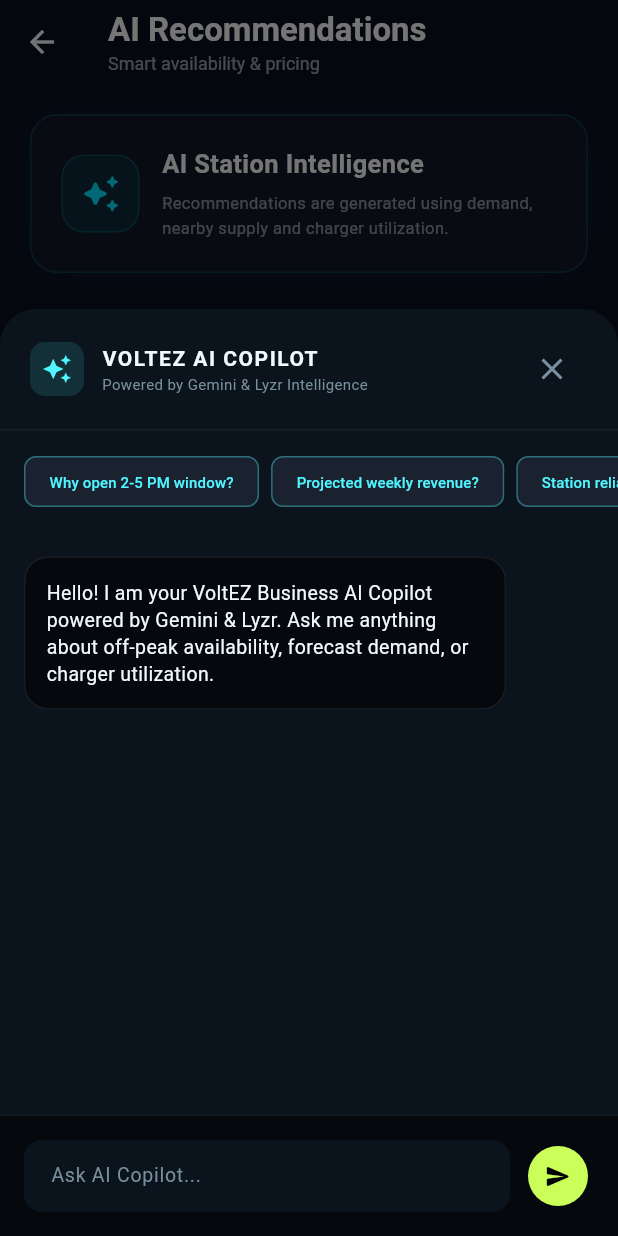
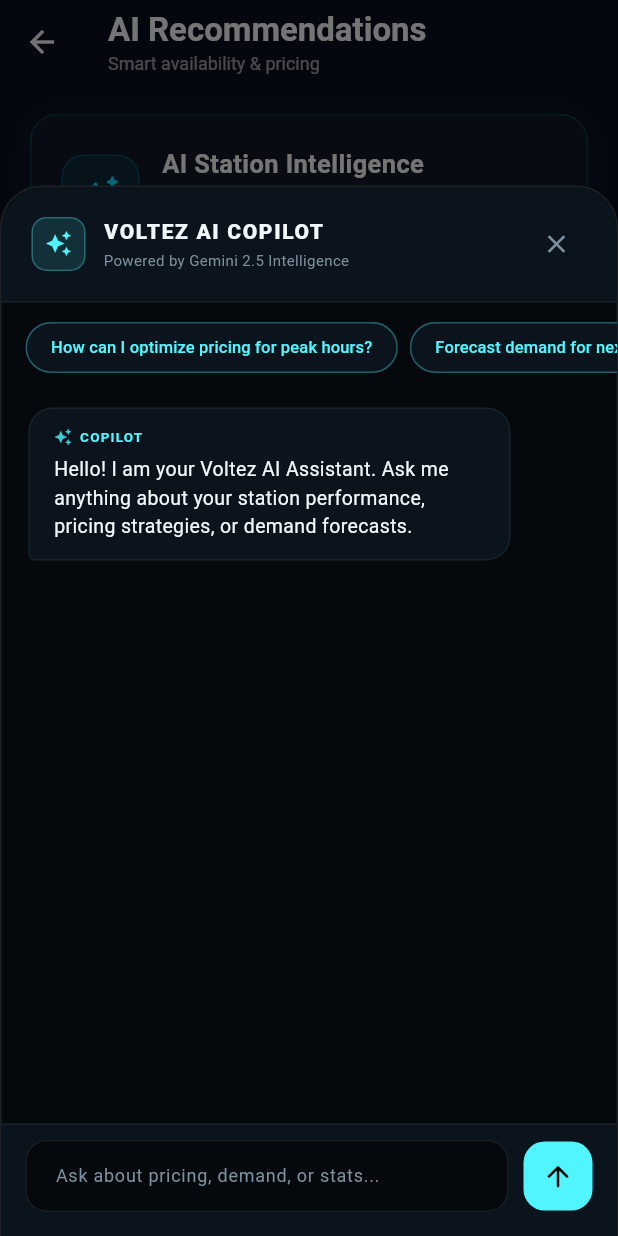
Before and after one commit to nahArnav/VoltEZ, a Flutter app: the AiRecommendationsScreen screen opened directly, after a tap on "ASK AI COPILOT", on a phone screen of 412 x 824 dp. Run offline on Flutter 3.47's test engine with Material 3 defaults, Android fonts, the phone set to English and light mode, and no system bars; our stand-ins replace dio, flutter_riverpod, flutter_secure_storage; accounts and stored records are empty; statements that could not run were skipped.

Commit message:
Ai drawer live wiring

```diff
--- /dev/null
+++ b/lib/services/copilot_service.dart
@@ -0,0 +1,63 @@
+import 'dart:convert';
+import 'package:http/http.dart' as http;
+
+class CopilotMessage {
+  final String text;
+  final bool isAi;
+  final DateTime timestamp;
+
+  CopilotMessage({
+    required this.text,
+    required this.isAi,
+    required this.timestamp,
+  });
+
+  factory CopilotMessage.ai(String text) => CopilotMessage(
+        text: text,
+        isAi: true,
+        timestamp: DateTime.now(),
+      );
+
+  factory CopilotMessage.user(String text) => CopilotMessage(
+        text: text,
+        isAi: false,
+        timestamp: DateTime.now(),
+      );
+}
+
+class CopilotService {
+  static const String baseUrl = 'https://api.yourdomain.com/v1';
+
+  Map<String, String> get _headers => {
+        'Content-Type': 'application/json',
+        'Accept': 'application/json',
+        // 'Authorization': 'Bearer <YOUR_JWT_TOKEN>',
+      };
+
+  Future<String> queryCopilot({
+    required String prompt,
+    List<Map<String, String>>? conversationHistory,
+  }) async {
+    final uri = Uri.parse('$baseUrl/businesses/me/copilot-query');
+
+    final payload = {
+      'query': prompt,
+      if (conversationHistory != null && conversationHistory.isNotEmpty)
+        'history': conversationHistory,
+    };
+
+    final response = await http.post(
+      uri,
+      headers: _headers,
+      body: json.encode(payload),
+    );
+
+    if (response.statusCode == 200 || response.statusCode == 201) {
+      final data = json.decode(response.body);
+      // Handles either { "response": "..." } or { "reply": "..." } or { "message": "..." }
+      return data['response'] ?? data['reply'] ?? data['message'] ?? 'No response received from AI.';
+    } else {
+      throw Exception('Server error: (${response.statusCode}) - ${response.reasonPhrase}');
+    }
+  }
+}
--- a/lib/widgets/ai_copilot_drawer.dart
+++ b/lib/widgets/ai_copilot_drawer.dart
@@ -1,11 +1,13 @@
 import 'package:flutter/material.dart';
+import '../services/copilot_service.dart';
 
-const _bg = Color(0xFF05090E);
-const _panel = Color(0xFF0B141C);
-const _cyan = Color(0xFF50F5FF);
-const _lime = Color(0xFFC9FF58);
-const _text = Color(0xFFF1F8FF);
-const _muted = Color(0xFF7990A1);
+const Color _bg = Color(0xFF05090E);
+const Color _panel = Color(0xFF0B141C);
+const Color _cyan = Color(0xFF50F5FF);
+const Color _lime = Color(0xFFC9FF58);
+const Color _violet = Color(0xFF9678FF);
+const Color _text = Color(0xFFF1F7FA);
+const Color _muted = Color(0xFF7D909D);
 
 class AiCopilotSheet extends StatefulWidget {
   const AiCopilotSheet({super.key});
@@ -24,69 +26,133 @@
 }
 
 class _AiCopilotSheetState extends State<AiCopilotSheet> {
-  final _controller = TextEditingController();
-  final List<Map<String, String>> _messages = [
-    {
-      "sender": "ai",
-      "text": "Hello! I am your VoltEZ Business AI Copilot powered by Gemini & Lyzr. Ask me anything about off-peak availability, forecast demand, or charger utilization."
-    }
+  final TextEditingController _controller = TextEditingController();
+  final ScrollController _scrollController = ScrollController();
+  final CopilotService _service = CopilotService();
+
+  final List<CopilotMessage> _messages = [
+    CopilotMessage.ai(
+      "Hello! I am your Voltez AI Assistant. Ask me anything about your station performance, pricing strategies, or demand forecasts.",
+    ),
   ];
 
-  void _sendQuery(String query) {
-    if (query.trim().isEmpty) return;
-    setState(() {
-      _messages.add({"sender": "user", "text": query});
-      _controller.clear();
+  bool _isLoading = false;
+
+  final List<String> _suggestedPrompts = [
+    "How can I optimize pricing for peak hours?",
+    "Forecast demand for next weekend",
+    "Compare my utilization with nearby stations",
+  ];
+
+  void _scrollToBottom() {
+    WidgetsBinding.instance.addPostFrameCallback((_) {
+      if (_scrollController.hasClients) {
+        _scrollController.animateTo(
+          _scrollController.position.maxScrollExtent,
+          duration: const Duration(milliseconds: 300),
+          curve: Curves.easeOut,
+        );
+      }
     });
-
-    // Grounded deterministic AI responses based on VoltEZ playbook rules
-    Future.delayed(const Duration(milliseconds: 600), () {
-      if (!mounted) return;
-      String response = "Based on local Pune EV traffic data, charger demand peaks between 5 PM - 8 PM. Opening an off-peak slot (2 PM - 5 PM) at ₹20/kWh is predicted to increase your station utilization by 24%.";
-
-      final lower = query.toLowerCase();
-      if (lower.contains("why") || lower.contains("2-5")) {
-        response = "The 2 PM – 5 PM window has high predicted driver corridor traffic (18 arrivals) while nearby competitor supply is low (only 5 active chargers). Opening this window converts idle capacity into footfall.";
-      } else if (lower.contains("revenue") || lower.contains("earn")) {
-        response = "Your projected revenue for this week is ₹42,850 (+18.4% vs last week). Accepting the recommended 2-5 PM window adds approximately ₹3,400 in incremental monthly earnings.";
-      } else if (lower.contains("reliability") || lower.contains("health")) {
-        response = "Your station reliability rating is 98% (Bayesian smoothed). All 3 chargers are currently in peak health with zero reported session drops.";
   }
 
+  Future<void> _handleSendMessage([String? predefinedText]) async {
+    final query = predefinedText ?? _controller.text.trim();
+    if (query.isEmpty || _isLoading) return;
+
+    _controller.clear();
     setState(() {
-        _messages.add({"sender": "ai", "text": response});
+      _messages.add(CopilotMessage.user(query));
+      _isLoading = true;
     });
+    _scrollToBottom();
+
+    // Prepare message history for contextual awareness
+    final history = _messages
+        .take(_messages.length - 1)
+        .map((m) => {
+              'role': m.isAi ? 'assistant' : 'user',
+              'content': m.text,
+            })
+        .toList();
+
+    try {
+      final responseText = await _service.queryCopilot(
+        prompt: query,
+        conversationHistory: history,
+      );
+
+      if (mounted) {
+        setState(() {
+          _messages.add(CopilotMessage.ai(responseText));
         });
+      }
+    } catch (e) {
+      if (mounted) {
+        setState(() {
+          _messages.add(
+            CopilotMessage.ai(
+              "⚠️ Could not reach AI Copilot. Please check your connection and try again.",
+            ),
+          );
+        });
+      }
+    } finally {
+      if (mounted) {
+        setState(() => _isLoading = false);
+        _scrollToBottom();
+      }
+    }
   }
 
   @override
   Widget build(BuildContext context) {
+    final bottomInset = MediaQuery.of(context).viewInsets.bottom;
+
     return Container(
-      height: MediaQuery.of(context).size.height * 0.75,
+      height: MediaQuery.of(context).size.height * 0.85,
       decoration: const BoxDecoration(
-        color: _panel,
-        borderRadius: BorderRadius.vertical(top: Radius.circular(24)),
+        color: _bg,
+        borderRadius: BorderRadius.vertical(top: Radius.circular(28)),
+        border: Border(
+          top: BorderSide(color: Colors.white10),
+          left: BorderSide(color: Colors.white10),
+          right: BorderSide(color: Colors.white10),
         ),
-      padding: EdgeInsets.only(
-        bottom: MediaQuery.of(context).viewInsets.bottom,
       ),
+      child: Padding(
+        padding: EdgeInsets.only(bottom: bottomInset),
         child: Column(
           children: [
-          // Header
-          Container(
-            padding: const EdgeInsets.symmetric(horizontal: 20, vertical: 16),
+            _buildHeader(),
+            _buildSuggestedChips(),
+            Expanded(child: _buildMessageList()),
+            _buildInputSection(),
+          ],
+        ),
+      ),
+    );
+  }
+
+  Widget _buildHeader() {
+    return Container(
+      padding: const EdgeInsets.fromLTRB(20, 14, 16, 14),
       decoration: BoxDecoration(
-              border: Border(bottom: BorderSide(color: Colors.white.withOpacity(.06))),
+        color: _panel,
+        borderRadius: const BorderRadius.vertical(top: Radius.circular(28)),
+        border: Border(bottom: BorderSide(color: Colors.white.withOpacity(0.06))),
       ),
       child: Row(
         children: [
           Container(
-                  padding: const EdgeInsets.all(8),
+            width: 36,
+            height: 36,
             decoration: BoxDecoration(
-                    color: _cyan.withOpacity(.12),
+              color: _cyan.withOpacity(0.12),
               borderRadius: BorderRadius.circular(10),
+              border: Border.all(color: _cyan.withOpacity(0.3)),
             ),
-                  child: const Icon(Icons.auto_awesome, color: _cyan, size: 20),
+            child: const Icon(Icons.auto_awesome, color: _cyan, size: 18),
           ),
           const SizedBox(width: 12),
           const Column(
@@ -96,13 +162,14 @@
                 "VOLTEZ AI COPILOT",
                 style: TextStyle(
                   color: _text,
-                        fontWeight: FontWeight.bold,
                   fontSize: 14,
-                        letterSpacing: 1,
+                  fontWeight: FontWeight.w800,
+                  letterSpacing: 1.1,
                 ),
               ),
+              SizedBox(height: 2),
               Text(
-                      "Powered by Gemini & Lyzr Intelligence",
+                "Powered by Gemini 2.5 Intelligence",
                 style: TextStyle(color: _muted, fontSize: 10),
               ),
             ],
@@ -110,119 +177,202 @@
           const Spacer(),
           IconButton(
             onPressed: () => Navigator.pop(context),
-                  icon: const Icon(Icons.close, color: _muted),
+            icon: const Icon(Icons.close, color: _muted, size: 20),
+          ),
+        ],
+      ),
+    );
+  }
+
+  Widget _buildSuggestedChips() {
+    return Container(
+      height: 44,
+      margin: const EdgeInsets.only(top: 8),
+      child: ListView.separated(
+        padding: const EdgeInsets.symmetric(horizontal: 16),
+        scrollDirection: Axis.horizontal,
+        itemCount: _suggestedPrompts.length,
+        separatorBuilder: (_, __) => const SizedBox(width: 8),
+        itemBuilder: (context, index) {
+          final prompt = _suggestedPrompts[index];
+          return ActionChip(
+            backgroundColor: _panel,
+            side: BorderSide(color: _cyan.withOpacity(0.18)),
+            shape: RoundedRectangleBorder(borderRadius: BorderRadius.circular(20)),
+            label: Text(
+              prompt,
+              style: const TextStyle(color: _cyan, fontSize: 11),
+            ),
+            onPressed: () => _handleSendMessage(prompt),
+          );
+        },
+      ),
+    );
+  }
+
+  Widget _buildMessageList() {
+    return ListView.builder(
+      controller: _scrollController,
+      padding: const EdgeInsets.all(18),
+      itemCount: _messages.length + (_isLoading ? 1 : 0),
+      itemBuilder: (context, index) {
+        if (index == _messages.length && _isLoading) {
+          return _buildLoadingBubble();
+        }
+
+        final msg = _messages[index];
+        return _buildMessageBubble(msg);
+      },
+    );
+  }
+
+  Widget _buildMessageBubble(CopilotMessage msg) {
+    return Align(
+      alignment: msg.isAi ? Alignment.centerLeft : Alignment.centerRight,
+      child: Container(
+        margin: const EdgeInsets.only(bottom: 14),
+        constraints: BoxConstraints(maxWidth: MediaQuery.of(context).size.width * 0.78),
+        padding: const EdgeInsets.symmetric(horizontal: 16, vertical: 12),
+        decoration: BoxDecoration(
+          color: msg.isAi ? _panel : _cyan.withOpacity(0.12),
+          borderRadius: BorderRadius.only(
+            topLeft: const Radius.circular(16),
+            topRight: const Radius.circular(16),
+            bottomLeft: Radius.circular(msg.isAi ? 4 : 16),
+            bottomRight: Radius.circular(msg.isAi ? 16 : 4),
+          ),
+          border: Border.all(
+            color: msg.isAi ? Colors.white.withOpacity(0.06) : _cyan.withOpacity(0.35),
+          ),
+        ),
+        child: Column(
+          crossAxisAlignment: CrossAxisAlignment.start,
+          children: [
+            if (msg.isAi)
+              Padding(
+                padding: const EdgeInsets.only(bottom: 6),
+                child: Row(
+                  mainAxisSize: MainAxisSize.min,
+                  children: [
+                    Icon(Icons.auto_awesome, color: _cyan.withOpacity(0.8), size: 12),
+                    const SizedBox(width: 5),
+                    const Text(
+                      "COPILOT",
+                      style: TextStyle(
+                        color: _cyan,
+                        fontSize: 9,
+                        fontWeight: FontWeight.bold,
+                        letterSpacing: 0.8,
+                      ),
                     ),
                   ],
                 ),
               ),
-
-          // Suggested Prompts
-          SingleChildScrollView(
-            scrollDirection: Axis.horizontal,
-            padding: const EdgeInsets.symmetric(horizontal: 16, vertical: 10),
-            child: Row(
-              children: [
-                _chip("Why open 2-5 PM window?"),
-                _chip("Projected weekly revenue?"),
-                _chip("Station reliability score"),
+            Text(
+              msg.text,
+              style: TextStyle(
+                color: msg.isAi ? _text : Colors.white,
+                fontSize: 13,
+                height: 1.45,
+              ),
+            ),
           ],
         ),
       ),
+    );
+  }
 
-          // Chat Messages
-          Expanded(
-            child: ListView.builder(
-              padding: const EdgeInsets.all(16),
-              itemCount: _messages.length,
-              itemBuilder: (context, index) {
-                final msg = _messages[index];
-                final isUser = msg["sender"] == "user";
-
+  Widget _buildLoadingBubble() {
     return Align(
-                  alignment: isUser ? Alignment.centerRight : Alignment.centerLeft,
+      alignment: Alignment.centerLeft,
       child: Container(
-                    margin: const EdgeInsets.only(bottom: 12),
-                    padding: const EdgeInsets.all(14),
-                    constraints: BoxConstraints(
-                      maxWidth: MediaQuery.of(context).size.width * 0.78,
+        margin: const EdgeInsets.only(bottom: 14),
+        padding: const EdgeInsets.symmetric(horizontal: 16, vertical: 12),
+        decoration: BoxDecoration(
+          color: _panel,
+          borderRadius: const BorderRadius.only(
+            topLeft: Radius.circular(16),
+            topRight: Radius.circular(16),
+            bottomRight: Radius.circular(16),
+            bottomLeft: Radius.circular(4),
           ),
-                    decoration: BoxDecoration(
-                      color: isUser ? _cyan.withOpacity(.15) : _bg,
-                      borderRadius: BorderRadius.circular(16),
-                      border: Border.all(
-                        color: isUser ? _cyan.withOpacity(.4) : Colors.white.withOpacity(.08),
+          border: Border.all(color: Colors.white.withOpacity(0.06)),
         ),
+        child: Row(
+          mainAxisSize: MainAxisSize.min,
+          children: [
+            const SizedBox(
+              width: 14,
+              height: 14,
+              child: CircularProgressIndicator(strokeWidth: 2, color: _cyan),
             ),
-                    child: Text(
-                      msg["text"]!,
-                      style: TextStyle(
-                        color: isUser ? _cyan : _text,
-                        fontSize: 13,
-                        height: 1.4,
+            const SizedBox(width: 10),
+            Text(
+              "Analyzing station data...",
+              style: TextStyle(color: _muted.withOpacity(0.8), fontSize: 12),
             ),
+          ],
         ),
       ),
     );
-              },
-            ),
-          ),
+  }
 
-          // Input Bar
-          Container(
-            padding: const EdgeInsets.all(16),
+  Widget _buildInputSection() {
+    return Container(
+      padding: const EdgeInsets.fromLTRB(16, 10, 16, 16),
       decoration: BoxDecoration(
-              color: _bg,
-              border: Border(top: BorderSide(color: Colors.white.withOpacity(.06))),
+        color: _panel,
+        border: Border(top: BorderSide(color: Colors.white.withOpacity(0.06))),
       ),
       child: Row(
         children: [
           Expanded(
             child: TextField(
               controller: _controller,
+              textCapitalization: TextCapitalization.sentences,
               style: const TextStyle(color: _text, fontSize: 13),
               decoration: InputDecoration(
-                      hintText: "Ask AI Copilot...",
-                      hintStyle: const TextStyle(color: _muted),
+                hintText: "Ask about pricing, demand, or stats...",
+                hintStyle: const TextStyle(color: _muted, fontSize: 12),
                 filled: true,
-                      fillColor: _panel,
+                fillColor: _bg,
+                contentPadding: const EdgeInsets.symmetric(horizontal: 16, vertical: 12),
                 border: OutlineInputBorder(
-                        borderRadius: BorderRadius.circular(12),
-                        borderSide: BorderSide.none,
+                  borderRadius: BorderRadius.circular(14),
+                  borderSide: BorderSide(color: Colors.white.withOpacity(0.08)),
                 ),
-                      contentPadding: const EdgeInsets.symmetric(horizontal: 14, vertical: 12),
+                enabledBorder: OutlineInputBorder(
+                  borderRadius: BorderRadius.circular(14),
+                  borderSide: BorderSide(color: Colors.white.withOpacity(0.08)),
                 ),
-                    onSubmitted: _sendQuery,
+                focusedBorder: OutlineInputBorder(
+                  borderRadius: BorderRadius.circular(14),
+                  borderSide: const BorderSide(color: _cyan, width: 1.2),
                 ),
               ),
-                const SizedBox(width: 8),
-                IconButton(
-                  style: IconButton.styleFrom(
-                    backgroundColor: _lime,
-                    foregroundColor: Colors.black,
+              onSubmitted: (_) => _handleSendMessage(),
             ),
-                  onPressed: () => _sendQuery(_controller.text),
-                  icon: const Icon(Icons.send_rounded, size: 18),
           ),
-              ],
+          const SizedBox(width: 10),
+          InkWell(
+            onTap: _isLoading ? null : () => _handleSendMessage(),
+            borderRadius: BorderRadius.circular(14),
+            child: Container(
+              width: 46,
+              height: 46,
+              decoration: BoxDecoration(
+                color: _isLoading ? _cyan.withOpacity(0.3) : _cyan,
+                borderRadius: BorderRadius.circular(14),
+              ),
+              child: const Icon(
+                Icons.arrow_upward_rounded,
+                color: Colors.black,
+                size: 22,
+              ),
             ),
           ),
         ],
       ),
     );
   }
-
-  Widget _chip(String text) {
-    return Padding(
-      padding: const EdgeInsets.only(right: 8),
-      child: ActionChip(
-        backgroundColor: Colors.white.withOpacity(.04),
-        side: BorderSide(color: _cyan.withOpacity(.2)),
-        label: Text(
-          text,
-          style: const TextStyle(color: _cyan, fontSize: 10),
-        ),
-        onPressed: () => _sendQuery(text),
-      ),
-    );
 }
-}
```
Lines whose indentation alone changed are shown as unchanged.
